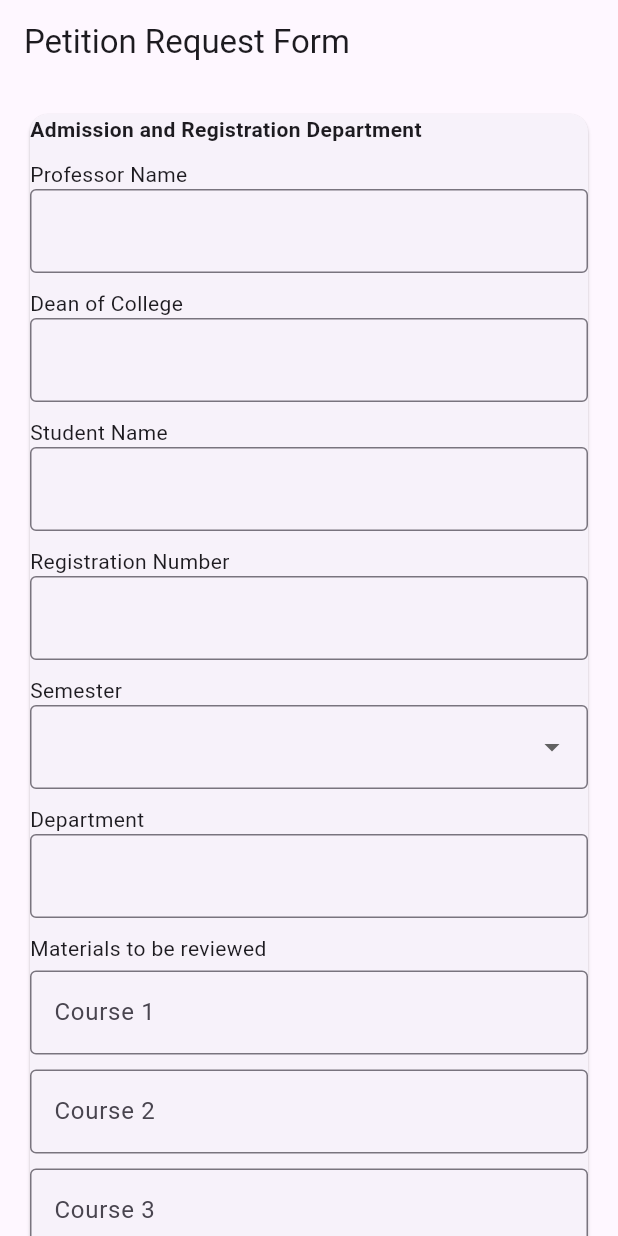
After one commit to naeemnasser/Graduation_project, a Flutter app: the PetitionForm screen opened directly, on a phone screen of 412 x 824 dp. The commit adds this screen. Run offline on Flutter 3.47's test engine with Material 3 defaults, Android fonts, the phone set to English and light mode, and no system bars; our stand-ins replace fl_chart.

Commit message:
1/3/25feat: update financial affairs views and refactor navigation, make petition request page and manager page

```diff
--- /dev/null
+++ b/lib/presentation/views/financial_ffairs/petition_request.dart
@@ -0,0 +1,144 @@
+import 'package:flutter/material.dart';
+import 'package:intl/intl.dart';
+
+class PetitionForm extends StatefulWidget {
+  const PetitionForm({Key? key}) : super(key: key);
+
+  @override
+  _PetitionFormState createState() => _PetitionFormState();
+}
+
+class _PetitionFormState extends State<PetitionForm> {
+  final _formKey = GlobalKey<FormState>();
+  DateTime? _selectedDate;
+  TextEditingController _dateController = TextEditingController();
+
+  Future<void> _pickDate(BuildContext context) async {
+    DateTime? pickedDate = await showDatePicker(
+      context: context,
+      initialDate: DateTime.now(),
+      firstDate: DateTime(2000),
+      lastDate: DateTime(2101),
+    );
+
+    if (pickedDate != null && pickedDate != _selectedDate) {
+      setState(() {
+        _selectedDate = pickedDate;
+        _dateController.text = DateFormat('dd/MM/yyyy').format(pickedDate);
+      });
+    }
+  }
+
+  @override
+  Widget build(BuildContext context) {
+    return Scaffold(
+      appBar: AppBar(title: Text("Petition Request Form")),
+      body: SingleChildScrollView(
+        padding: EdgeInsets.all(16.0),
+        child: Form(
+          key: _formKey,
+          child: Card(
+            child: Column(
+              crossAxisAlignment: CrossAxisAlignment.start,
+              children: [
+                Text("Admission and Registration Department",
+                    style: TextStyle(fontWeight: FontWeight.bold)),
+                SizedBox(height: 10),
+                Text("Professor Name"),
+                TextFormField(
+                    decoration: InputDecoration(border: OutlineInputBorder())),
+                SizedBox(height: 10),
+                Text("Dean of College"),
+                TextFormField(
+                    decoration: InputDecoration(border: OutlineInputBorder())),
+                SizedBox(height: 10),
+                Text("Student Name"),
+                TextFormField(
+                    decoration: InputDecoration(border: OutlineInputBorder())),
+                SizedBox(height: 10),
+                Text("Registration Number"),
+                TextFormField(
+                    decoration: InputDecoration(border: OutlineInputBorder())),
+                SizedBox(height: 10),
+                Text("Semester"),
+                DropdownButtonFormField<String>(
+                  decoration: InputDecoration(border: OutlineInputBorder()),
+                  items: ["Fall", "Spring", "Summer"]
+                      .map((semester) => DropdownMenuItem(
+                          value: semester, child: Text(semester)))
+                      .toList(),
+                  onChanged: (value) {},
+                ),
+                SizedBox(height: 10),
+                Text("Department"),
+                TextFormField(
+                    decoration: InputDecoration(border: OutlineInputBorder())),
+                SizedBox(height: 10),
+                Text("Materials to be reviewed"),
+                ListView.builder(
+                  shrinkWrap: true,
+                  physics: NeverScrollableScrollPhysics(),
+                  itemCount: 6,
+                  itemBuilder: (context, index) {
+                    return Padding(
+                      padding: EdgeInsets.symmetric(vertical: 5),
+                      child: TextFormField(
+                        decoration: InputDecoration(
+                            labelText: "Course ${index + 1}",
+                            border: OutlineInputBorder()),
+                      ),
+                    );
+                  },
+                ),
+                SizedBox(height: 20),
+                Text("Best Regards",
+                    style: TextStyle(fontWeight: FontWeight.bold)),
+                SizedBox(height: 10),
+                Text("Signature"),
+                TextFormField(
+                    decoration: InputDecoration(border: OutlineInputBorder())),
+                SizedBox(height: 10),
+                Text("Decision"),
+                TextFormField(
+                  maxLines: 3,
+                  decoration: InputDecoration(border: OutlineInputBorder()),
+                ),
+                SizedBox(height: 10),
+                Text("Number of courses in the petition"),
+                TextFormField(
+                    decoration: InputDecoration(border: OutlineInputBorder())),
+                SizedBox(height: 10),
+                Text("Amount Paid"),
+                TextFormField(
+                    decoration: InputDecoration(border: OutlineInputBorder())),
+                SizedBox(height: 10),
+                Text("Payment Date"),
+                TextFormField(
+                  controller: _dateController,
+                  readOnly: true,
+                  decoration: InputDecoration(
+                    border: OutlineInputBorder(),
+                    suffixIcon: IconButton(
+                      icon: Icon(Icons.calendar_today),
+                      onPressed: () => _pickDate(context),
+                    ),
+                  ),
+                ),
+                SizedBox(height: 20),
+                ElevatedButton(
+                  onPressed: () {
+                    if (_formKey.currentState!.validate()) {
+                      ScaffoldMessenger.of(context).showSnackBar(
+                          SnackBar(content: Text("Form Submitted")));
+                    }
+                  },
+                  child: Text("Submit"),
+                ),
+              ],
+            ),
+          ),
+        ),
+      ),
+    );
+  }
+}
--- a/lib/presentation/views/screens_admin/loginPage.dart
+++ b/lib/presentation/views/screens_admin/loginPage.dart
@@ -1,13 +1,15 @@
 import 'package:adaa/presentation/views/follow_up/follow_up_table.dart';
 import 'package:adaa/presentation/views/home/homescreen.dart';
 import 'package:adaa/presentation/views/instructor_screens/instructor_table.dart';
-import 'package:adaa/presentation/views/financial_ffairs/financial_ffairs_view.dart';
+import 'package:adaa/presentation/views/financial_ffairs/details_page.dart';
 import 'package:adaa/presentation/views/screens_admin/adminpage.dart';
 import 'package:adaa/presentation/views/screens_student/scheduled_classes_screen.dart';
 import 'package:adaa/presentation/views/student_affairs/Aplications.dart';
 
 import 'package:flutter/material.dart';
 
+import '../financial_ffairs/Manger.dart';
+import '../financial_ffairs/petition_receipt_view.dart';
 import '../screens_advisor/semester_info.dart';
 
 class LoginScreen extends StatefulWidget {
@@ -71,7 +73,7 @@ class _LoginScreenState extends State<LoginScreen> {
       // Navigate to Advisor Home Screen
       Navigator.pushReplacement(
         context,
-        MaterialPageRoute(builder: (context) => FinancialAffairsView()),
+        MaterialPageRoute(builder: (context) => DetailsPage()),
       );
     } else if (_emailController.text == "follow" &&
         _passwordController.text == "1234") {
--- a/pubspec.yaml
+++ b/pubspec.yaml
@@ -31,10 +31,12 @@ dependencies:
   flutter:
     sdk: flutter
   lottie: ^1.2.1
+  fl_chart: ^0.64.0
 
   # The following adds the Cupertino Icons font to your application.
   # Use with the CupertinoIcons class for iOS style icons.
   cupertino_icons: ^1.0.8
+  intl: ^0.20.2
 
 dev_dependencies:
   flutter_test:
```
Also changed, not shown: lib/presentation/views/financial_ffairs/Manger.dart (added, +166 -0 lines), lib/presentation/views/financial_ffairs/details_page.dart (renamed from lib/presentation/views/financial_ffairs/financial_ffairs_view.dart, +37 -4 lines), lib/presentation/views/financial_ffairs/petition_receipt_view.dart (+5 -5 lines), lib/presentation/views/home/help.dart (+30 -35 lines), pubspec.lock.
